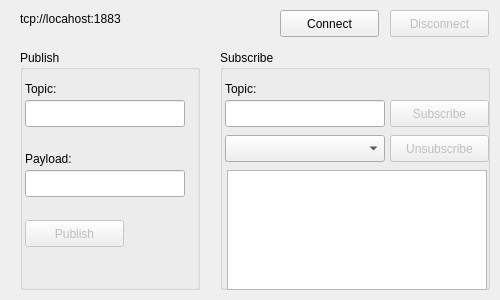
QtLab/linquitto, file connectioncontent.ui: the form before one commit.
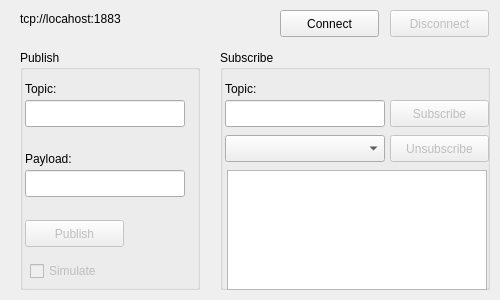
The form after the commit.

Commit message: Simulation of a temperute sensor added. Will be switched on with the Simulate check box and will send one value per second. You have to subscribe to the topic temperature to get the data.

```diff
--- a/connectioncontent.ui
+++ b/connectioncontent.ui
@@ -132,6 +132,22 @@
      <string>Payload:</string>
     </property>
    </widget>
+   <widget class="QCheckBox" name="simulateCheckBox">
+    <property name="enabled">
+     <bool>false</bool>
+    </property>
+    <property name="geometry">
+     <rect>
+      <x>10</x>
+      <y>210</y>
+      <width>97</width>
+      <height>22</height>
+     </rect>
+    </property>
+    <property name="text">
+     <string>Simulate</string>
+    </property>
+   </widget>
   </widget>
   <widget class="QGroupBox" name="groupBox_2">
    <property name="geometry">
```
The commit also changes 9 other files.
